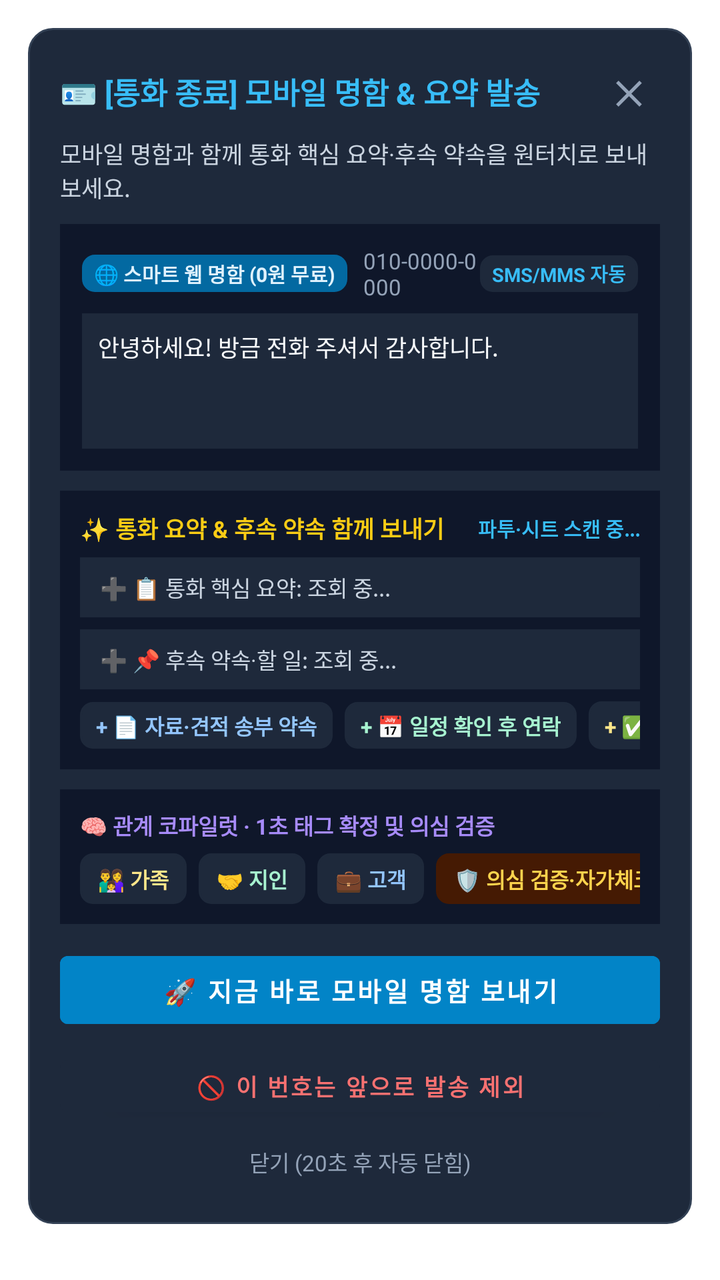
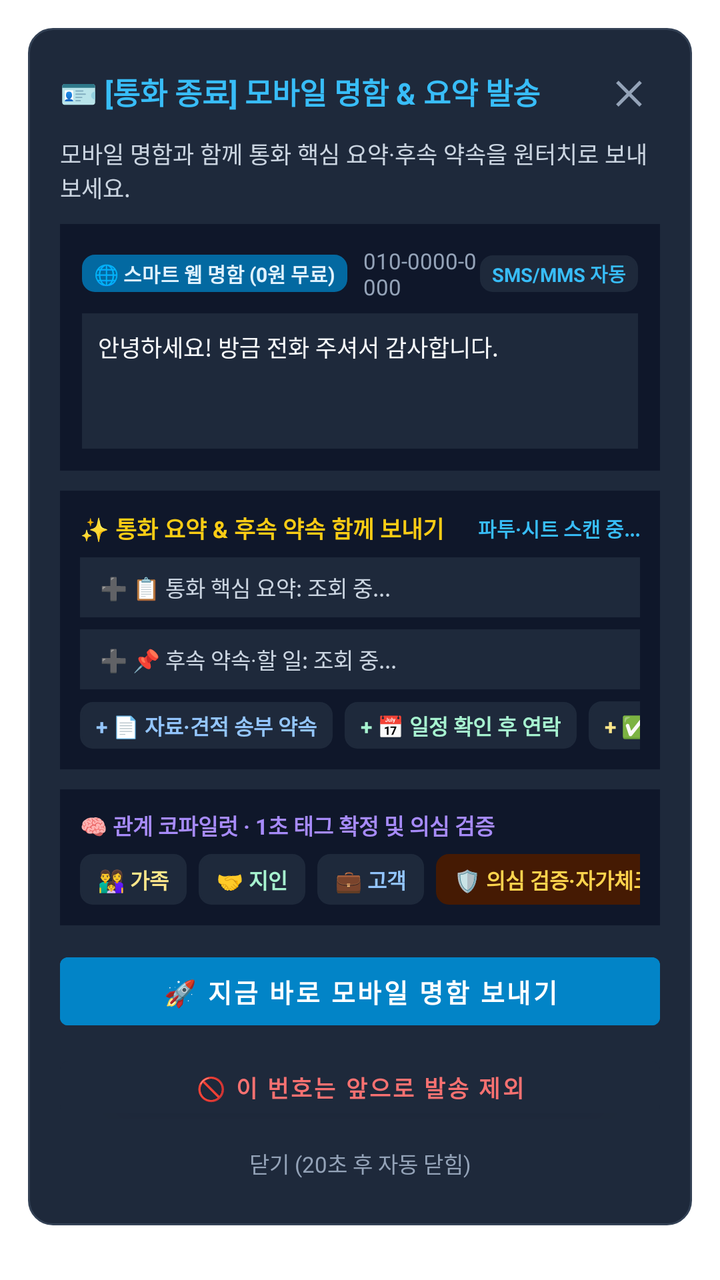

Two renders of the same Android screen: before a commit and after it. Below are the layout's source before the change and the commit's diff.
<!-- AndroidManifest.xml: application theme Theme.SheetBotDepositAgent -->
<!-- res/layout/dialog_call_ended_prompt.xml -->
<?xml version="1.0" encoding="utf-8"?>
<ScrollView xmlns:android="http://schemas.android.com/apk/res/android"
    android:layout_width="match_parent"
    android:layout_height="wrap_content"
    android:layout_gravity="center"
    android:scrollbars="none">

    <LinearLayout
        android:layout_width="match_parent"
        android:layout_height="wrap_content"
        android:orientation="vertical"
        android:background="@drawable/bg_card_scenario"
        android:padding="16dp"
        android:layout_margin="14dp">

        
        <LinearLayout
            android:layout_width="match_parent"
            android:layout_height="wrap_content"
            android:orientation="horizontal"
            android:gravity="center_vertical"
            android:layout_marginBottom="6dp">

            <TextView
                android:id="@+id/tvDialogTitle"
                android:layout_width="0dp"
                android:layout_height="wrap_content"
                android:layout_weight="1"
                android:text="🪪 [통화 종료] 모바일 명함 &amp; 요약 발송"
                android:textColor="#38BDF8"
                android:textSize="15sp"
                android:textStyle="bold" />

            <TextView
                android:id="@+id/btnDialogCloseTop"
                android:layout_width="32dp"
                android:layout_height="32dp"
                android:gravity="center"
                android:text="✕"
                android:textColor="#94A3B8"
                android:textSize="16sp"
                android:textStyle="bold"
                android:background="?android:attr/selectableItemBackgroundBorderless" />
        </LinearLayout>

        <TextView
            android:id="@+id/tvDialogSubtitle"
            android:layout_width="match_parent"
            android:layout_height="wrap_content"
            android:text="모바일 명함과 함께 통화 핵심 요약·후속 약속을 원터치로 보내보세요."
            android:textColor="#CBD5E1"
            android:textSize="11.5sp"
            android:layout_marginBottom="10dp" />

        
        <LinearLayout
            android:layout_width="match_parent"
            android:layout_height="wrap_content"
            android:orientation="vertical"
            android:background="#0F172A"
            android:padding="11dp"
            android:layout_marginBottom="10dp">

            <LinearLayout
                android:layout_width="match_parent"
                android:layout_height="wrap_content"
                android:orientation="horizontal"
                android:gravity="center_vertical"
                android:layout_marginBottom="6dp">

                <TextView
                    android:id="@+id/tvSendModeBadge"
                    android:layout_width="wrap_content"
                    android:layout_height="wrap_content"
                    android:background="@drawable/bg_badge_version"
                    android:backgroundTint="#0369A1"
                    android:paddingHorizontal="6dp"
                    android:paddingVertical="2dp"
                    android:text="🌐 스마트 웹 명함 (0원 무료)"
                    android:textColor="#E0F2FE"
                    android:textSize="10sp"
                    android:textStyle="bold" />

                <TextView
                    android:id="@+id/tvRecipientPhone"
                    android:layout_width="0dp"
                    android:layout_height="wrap_content"
                    android:layout_weight="1"
                    android:textColor="#94A3B8"
                    android:textSize="11sp"
                    android:layout_marginStart="8dp"
                    android:text="010-0000-0000" />

                <TextView
                    android:id="@+id/tvByteModeBadge"
                    android:layout_width="wrap_content"
                    android:layout_height="wrap_content"
                    android:background="@drawable/bg_badge_version"
                    android:backgroundTint="#1E293B"
                    android:paddingHorizontal="6dp"
                    android:paddingVertical="2dp"
                    android:text="SMS/MMS 자동"
                    android:textColor="#38BDF8"
                    android:textSize="9.5sp"
                    android:textStyle="bold" />
            </LinearLayout>

            <EditText
                android:id="@+id/tvMessagePreview"
                android:layout_width="match_parent"
                android:layout_height="wrap_content"
                android:minLines="3"
                android:maxLines="8"
                android:gravity="top|start"
                android:background="#1E293B"
                android:padding="8dp"
                android:textColor="#F8FAFC"
                android:textColorHint="#64748B"
                android:textSize="11.5sp"
                android:lineSpacingExtra="2dp"
                android:inputType="textMultiLine"
                android:scrollbars="vertical"
                android:hint="발송할 명함 및 통화 요약/약속 문구를 자유롭게 수정할 수 있습니다."
                android:text="안녕하세요! 방금 전화 주셔서 감사합니다." />

            <ImageView
                android:id="@+id/ivDialogImagePreview"
                android:layout_width="match_parent"
                android:layout_height="96dp"
                android:scaleType="fitCenter"
                android:background="#1E293B"
                android:visibility="gone"
                android:layout_marginTop="8dp" />
        </LinearLayout>

        
        <LinearLayout
            android:id="@+id/llSmartAttachContainer"
            android:layout_width="match_parent"
            android:layout_height="wrap_content"
            android:orientation="vertical"
            android:background="#0F172A"
            android:padding="10dp"
            android:layout_marginBottom="10dp">

            <LinearLayout
                android:layout_width="match_parent"
                android:layout_height="wrap_content"
                android:orientation="horizontal"
                android:gravity="center_vertical"
                android:layout_marginBottom="6dp">

                <TextView
                    android:layout_width="0dp"
                    android:layout_height="wrap_content"
                    android:layout_weight="1"
                    android:text="✨ 통화 요약 &amp; 후속 약속 함께 보내기"
                    android:textColor="#FACC15"
                    android:textSize="11.5sp"
                    android:textStyle="bold" />

                <TextView
                    android:id="@+id/tvCallSummarySyncStatus"
                    android:layout_width="wrap_content"
                    android:layout_height="wrap_content"
                    android:text="파투·시트 스캔 중..."
                    android:textColor="#38BDF8"
                    android:textSize="10sp"
                    android:textStyle="bold" />
            </LinearLayout>

            
            <TextView
                android:id="@+id/btnToggleAttachSummary"
                android:layout_width="match_parent"
                android:layout_height="wrap_content"
                android:background="#1E293B"
                android:paddingHorizontal="10dp"
                android:paddingVertical="7dp"
                android:text="➕ 📋 통화 핵심 요약: 조회 중..."
                android:textColor="#CBD5E1"
                android:textSize="11sp"
                android:maxLines="2"
                android:ellipsize="end"
                android:layout_marginBottom="6dp" />

            
            <TextView
                android:id="@+id/btnToggleAttachAction"
                android:layout_width="match_parent"
                android:layout_height="wrap_content"
                android:background="#1E293B"
                android:paddingHorizontal="10dp"
                android:paddingVertical="7dp"
                android:text="➕ 📌 후속 약속·할 일: 조회 중..."
                android:textColor="#CBD5E1"
                android:textSize="11sp"
                android:maxLines="2"
                android:ellipsize="end"
                android:layout_marginBottom="6dp" />

            
            <HorizontalScrollView
                android:layout_width="match_parent"
                android:layout_height="wrap_content"
                android:scrollbars="none">

                <LinearLayout
                    android:layout_width="wrap_content"
                    android:layout_height="wrap_content"
                    android:orientation="horizontal">

                    <TextView
                        android:id="@+id/chipPromiseQuote"
                        android:layout_width="wrap_content"
                        android:layout_height="wrap_content"
                        android:background="@drawable/bg_badge_version"
                        android:backgroundTint="#1E293B"
                        android:paddingHorizontal="8dp"
                        android:paddingVertical="4dp"
                        android:text="+ 📄 자료·견적 송부 약속"
                        android:textColor="#93C5FD"
                        android:textSize="10.5sp"
                        android:textStyle="bold"
                        android:layout_marginEnd="6dp" />

                    <TextView
                        android:id="@+id/chipPromiseSchedule"
                        android:layout_width="wrap_content"
                        android:layout_height="wrap_content"
                        android:background="@drawable/bg_badge_version"
                        android:backgroundTint="#1E293B"
                        android:paddingHorizontal="8dp"
                        android:paddingVertical="4dp"
                        android:text="+ 📅 일정 확인 후 연락"
                        android:textColor="#A7F3D0"
                        android:textSize="10.5sp"
                        android:textStyle="bold"
                        android:layout_marginEnd="6dp" />

                    <TextView
                        android:id="@+id/chipPromiseReview"
                        android:layout_width="wrap_content"
                        android:layout_height="wrap_content"
                        android:background="@drawable/bg_badge_version"
                        android:backgroundTint="#1E293B"
                        android:paddingHorizontal="8dp"
                        android:paddingVertical="4dp"
                        android:text="+ ✅ 검토 후 빠른 회신"
                        android:textColor="#FDE68A"
                        android:textSize="10.5sp"
                        android:textStyle="bold" />
                </LinearLayout>
            </HorizontalScrollView>
        </LinearLayout>

        
        <LinearLayout
            android:id="@+id/llCustomerTaskContainer"
            android:layout_width="match_parent"
            android:layout_height="wrap_content"
            android:orientation="vertical"
            android:background="#1E293B"
            android:padding="10dp"
            android:layout_marginBottom="10dp"
            android:visibility="gone">

            <LinearLayout
                android:layout_width="match_parent"
                android:layout_height="wrap_content"
                android:orientation="horizontal"
                android:gravity="center_vertical"
                android:layout_marginBottom="4dp">

                <TextView
                    android:layout_width="0dp"
                    android:layout_height="wrap_content"
                    android:layout_weight="1"
                    android:text="📌 이 고객과 진행 중인 할 일"
                    android:textColor="#34D399"
                    android:textSize="11sp"
                    android:textStyle="bold" />

                <TextView
                    android:id="@+id/btnMarkTaskDone"
                    android:layout_width="wrap_content"
                    android:layout_height="wrap_content"
                    android:text="✓ 완료 처리"
                    android:textColor="#10B981"
                    android:textSize="10.5sp"
                    android:textStyle="bold"
                    android:background="?android:attr/selectableItemBackground"
                    android:padding="4dp" />
            </LinearLayout>

            <TextView
                android:id="@+id/tvCallEndedTaskTitle"
                android:layout_width="match_parent"
                android:layout_height="wrap_content"
                android:textColor="#F1F5F9"
                android:textSize="11.5sp"
                android:text="진행 중인 할 일이 있습니다." />
        </LinearLayout>

        
        <LinearLayout
            android:id="@+id/llRelationshipQuickTagContainer"
            android:layout_width="match_parent"
            android:layout_height="wrap_content"
            android:orientation="vertical"
            android:background="#0F172A"
            android:padding="10dp"
            android:layout_marginBottom="10dp">

            <TextView
                android:id="@+id/tvRelationshipQuickTitle"
                android:layout_width="match_parent"
                android:layout_height="wrap_content"
                android:text="🧠 관계 코파일럿 · 1초 태그 확정 및 의심 검증"
                android:textColor="#A78BFA"
                android:textSize="11sp"
                android:textStyle="bold"
                android:layout_marginBottom="6dp" />

            <HorizontalScrollView
                android:layout_width="match_parent"
                android:layout_height="wrap_content"
                android:scrollbars="none">

                <LinearLayout
                    android:layout_width="wrap_content"
                    android:layout_height="wrap_content"
                    android:orientation="horizontal">

                    <TextView
                        android:id="@+id/chipRelFamily"
                        android:layout_width="wrap_content"
                        android:layout_height="wrap_content"
                        android:background="@drawable/bg_badge_version"
                        android:backgroundTint="#1E293B"
                        android:paddingHorizontal="9dp"
                        android:paddingVertical="5dp"
                        android:text="👨‍👩‍👧 가족"
                        android:textColor="#FDE68A"
                        android:textSize="10.5sp"
                        android:textStyle="bold"
                        android:layout_marginEnd="6dp" />

                    <TextView
                        android:id="@+id/chipRelFriend"
                        android:layout_width="wrap_content"
                        android:layout_height="wrap_content"
                        android:background="@drawable/bg_badge_version"
                        android:backgroundTint="#1E293B"
                        android:paddingHorizontal="9dp"
                        android:paddingVertical="5dp"
                        android:text="🤝 지인"
                        android:textColor="#A7F3D0"
                        android:textSize="10.5sp"
                        android:textStyle="bold"
                        android:layout_marginEnd="6dp" />

                    <TextView
                        android:id="@+id/chipRelCustomer"
                        android:layout_width="wrap_content"
                        android:layout_height="wrap_content"
                        android:background="@drawable/bg_badge_version"
                        android:backgroundTint="#1E293B"
                        android:paddingHorizontal="9dp"
                        android:paddingVertical="5dp"
                        android:text="💼 고객"
                        android:textColor="#93C5FD"
                        android:textSize="10.5sp"
                        android:textStyle="bold"
                        android:layout_marginEnd="6dp" />

                    <TextView
                        android:id="@+id/chipRelVerify"
                        android:layout_width="wrap_content"
                        android:layout_height="wrap_content"
                        android:background="@drawable/bg_badge_version"
                        android:backgroundTint="#451A03"
                        android:paddingHorizontal="9dp"
                        android:paddingVertical="5dp"
                        android:text="🛡️ 의심 검증·자가체크"
                        android:textColor="#FCD34D"
                        android:textSize="10.5sp"
                        android:textStyle="bold" />
                </LinearLayout>
            </HorizontalScrollView>
        </LinearLayout>

        
        <Button
            android:id="@+id/btnSendBusinessCardNow"
            android:layout_width="match_parent"
            android:layout_height="46dp"
            android:backgroundTint="#0284C7"
            android:text="🚀 지금 바로 모바일 명함 보내기"
            android:textColor="#FFFFFF"
            android:textSize="13sp"
            android:textStyle="bold"
            android:layout_marginBottom="6dp" />

        
        <Button
            android:id="@+id/btnExcludeThisNumber"
            android:layout_width="match_parent"
            android:layout_height="38dp"
            android:backgroundTint="#1E293B"
            android:text="🚫 이 번호는 앞으로 발송 제외"
            android:textColor="#F87171"
            android:textSize="11.5sp"
            android:textStyle="bold"
            android:layout_marginBottom="4dp" />

        
        <TextView
            android:id="@+id/tvAutoCloseTimer"
            android:layout_width="match_parent"
            android:layout_height="30dp"
            android:gravity="center"
            android:text="닫기 (20초 후 자동 닫힘)"
            android:textColor="#94A3B8"
            android:textSize="11sp"
            android:background="?android:attr/selectableItemBackground" />

    </LinearLayout>
</ScrollView>
<!-- resources referenced by this layout -->
<resources>
  <!-- drawable bg_badge_version (drawable) -->
  <?xml version="1.0" encoding="utf-8"?>
  <shape xmlns:android="http://schemas.android.com/apk/res/android"
      android:shape="rectangle">
      <corners android:radius="6dp" />
      <solid android:color="#064E3B" />
      <stroke android:width="1dp" android:color="#059669" />
  </shape>
  <!-- drawable bg_card_scenario (drawable) -->
  <?xml version="1.0" encoding="utf-8"?>
  <shape xmlns:android="http://schemas.android.com/apk/res/android"
      android:shape="rectangle">
      <corners android:radius="12dp" />
      <solid android:color="#1E293B" />
      <stroke android:width="1dp" android:color="#334155" />
  </shape>
  <style name="Theme.SheetBotDepositAgent" parent="Theme.MaterialComponents.DayNight.NoActionBar">
          <item name="colorPrimary">@color/purple_500</item>
          <item name="colorPrimaryVariant">@color/purple_700</item>
          <item name="colorOnPrimary">@color/white</item>
          <item name="colorSecondary">@color/teal_200</item>
          <item name="colorSecondaryVariant">@color/teal_700</item>
          <item name="colorOnSecondary">@color/black</item>
          <item name="android:statusBarColor">#0F172A</item>
      </style>
  <color name="purple_500">#4F46E5</color>
  <color name="purple_700">#4338CA</color>
  <color name="white">#FFFFFFFF</color>
  <color name="teal_200">#10B981</color>
  <color name="teal_700">#059669</color>
  <color name="black">#000000</color>
</resources>

<!-- the commit's change to res/layout/dialog_call_ended_prompt.xml (unified diff, before → after) -->
@@ -385,6 +385,20 @@
                         android:text="🛡️ 의심 검증·자가체크"
                         android:textColor="#FCD34D"
                         android:textSize="10.5sp"
+                        android:textStyle="bold"
+                        android:layout_marginEnd="6dp" />
+
+                    <TextView
+                        android:id="@+id/chipPreOutboundCoach"
+                        android:layout_width="wrap_content"
+                        android:layout_height="wrap_content"
+                        android:background="@drawable/bg_badge_version"
+                        android:backgroundTint="#1E3A8A"
+                        android:paddingHorizontal="9dp"
+                        android:paddingVertical="5dp"
+                        android:text="✨ 발송 전 AI 코칭"
+                        android:textColor="#BAE6FD"
+                        android:textSize="10.5sp"
                         android:textStyle="bold" />
                 </LinearLayout>
             </HorizontalScrollView>
